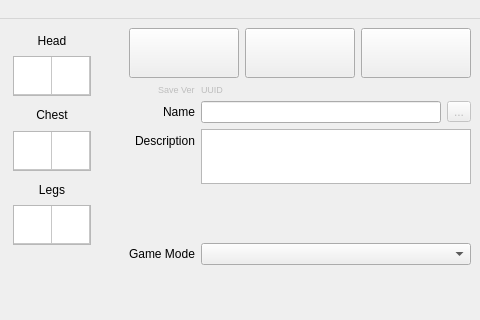
This is starcheat/templates/MainWindow.ui in wizzomafizzo/starcheat as Qt 5 draws it before an edit; both pictures show x 300 to 780 and y 0 to 320 of the 780 by 600 pixel window. The edited form follows.
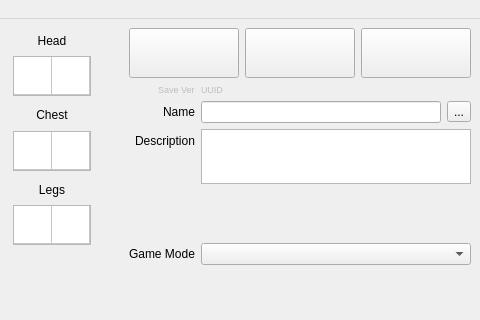
This is the edited form. Icons and pictures are not drawn.

Commit message: Add random name generation

```diff
--- a/starcheat/templates/MainWindow.ui
+++ b/starcheat/templates/MainWindow.ui
@@ -1790,7 +1790,7 @@
         <item>
          <widget class="QToolButton" name="name_button">
           <property name="enabled">
-           <bool>false</bool>
+           <bool>true</bool>
           </property>
           <property name="text">
            <string>...</string>
```
The commit also changes 2 other files.
